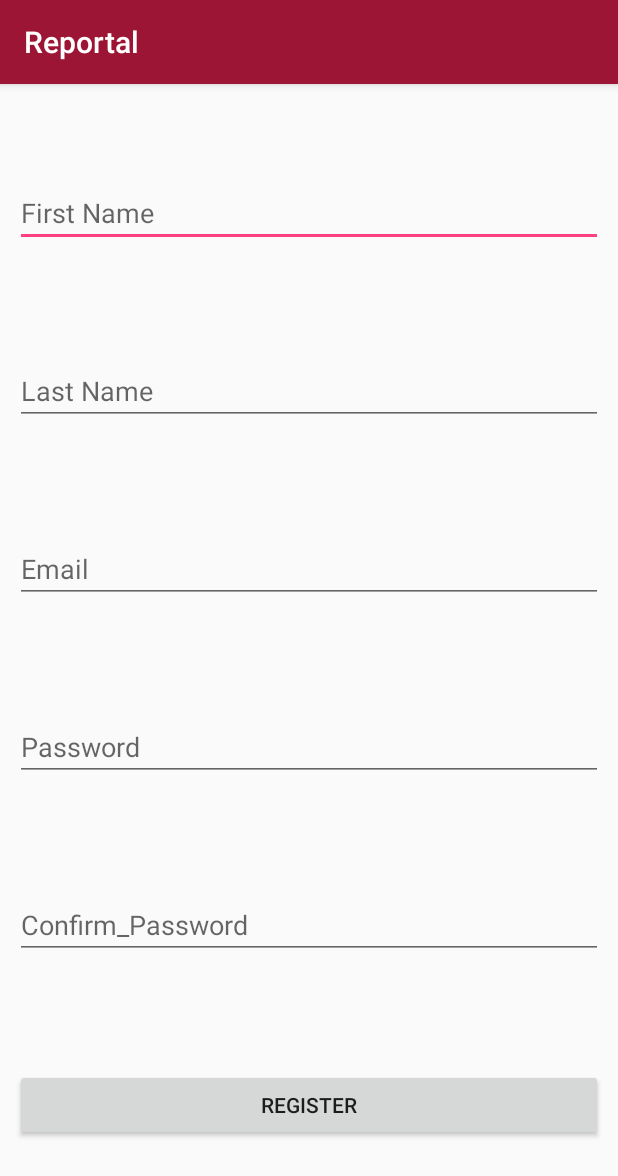
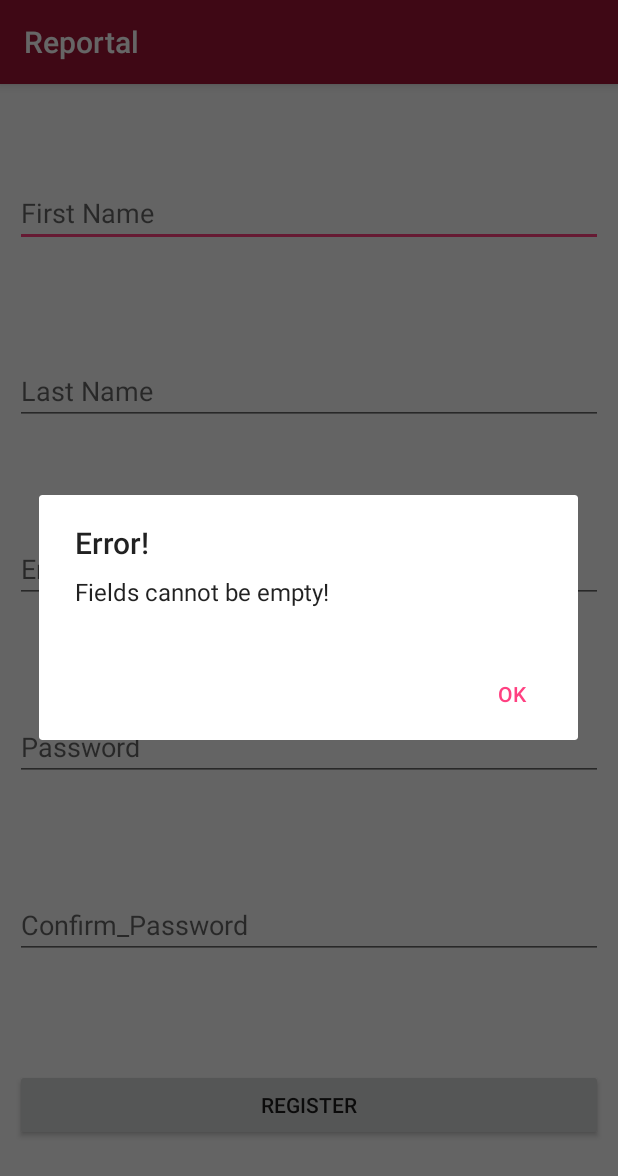
Before and after one commit to akshya672222/SSW695_Team7, an Android app: the Registration screen opened directly, with no data from a screen before it, after a tap on "REGISTER", on a phone screen of 412 x 824 dp. Shown: the top 1176 px of the screen. Run offline under Robolectric (Android 15) with nearby library versions, the phone set to English and light mode, and no system bars.

Commit message:
Registration Updated

```diff
--- a/SSW695/Reportal/app/build.gradle
+++ b/SSW695/Reportal/app/build.gradle
@@ -32,4 +32,5 @@ dependencies {
         exclude group: 'com.android.support', module: 'support-annotations'
     })
     implementation "org.jetbrains.kotlin:kotlin-stdlib-jre7:$kotlin_version"
+
 }
--- a/SSW695/Reportal/app/src/main/java/com/example/akshay/reportal/Registration.kt
+++ b/SSW695/Reportal/app/src/main/java/com/example/akshay/reportal/Registration.kt
@@ -6,7 +6,11 @@ package com.example.akshay.reportal
 import android.content.Intent
 import android.support.v7.app.AppCompatActivity
 import android.os.Bundle
+import android.support.v7.app.AlertDialog
+import android.widget.Toast
+import kotlinx.android.synthetic.main.activity_forgotpassword.*
 import kotlinx.android.synthetic.main.activity_registration.*
+
 
 class Registration : AppCompatActivity() {
 
@@ -15,20 +19,41 @@ class Registration : AppCompatActivity() {
         setContentView(R.layout.activity_registration)
 
         btnRegister.setOnClickListener {
-
-            if (first_name.toString().length == 0 || last_name.toString().length == 0 || emailid.toString().length == 0 )
-                textViewMessage.text = "Field cannot be empty!"
-            else if (password.toString().length >= 8 || password.toString().length == 0)
-                textViewMessage.text = "password.toString().word should be between 0-8 chareactar"
-            else if (confirm_password.toString().length != password.toString().length)
-                textViewMessage.text = "password.toString().word not matched"
+            val alertDialog = AlertDialog.Builder(this ).create()
+            val fname: String = first_name.text.toString()
+            val lname: String = last_name.text.toString()
+            val email: String = emailid.text.toString()
+            val password: String = password.text.toString()
+            val confPassword: String = confirm_password.text.toString()
+            if (fname.length == 0 || lname.length == 0 || email.length == 0) {
+                alertDialog.setTitle("Error!")
+                alertDialog.setMessage("Fields cannot be empty!")
+                alertDialog.setButton(AlertDialog.BUTTON_POSITIVE, "Ok", {
+                    dialogInterface, i -> Toast.makeText(applicationContext, "Please fill empty fields", Toast.LENGTH_LONG).show()
+                })
+                alertDialog.show()
+            }
+            else if (password.length >= 8 || password.length == 0){
+                alertDialog.setTitle("Error!")
+                alertDialog.setMessage("Password should be between 0-8 chareactar")
+                alertDialog.setButton(AlertDialog.BUTTON_POSITIVE, "Ok", {
+                    dialogInterface, i -> Toast.makeText(applicationContext, "Please enter your password", Toast.LENGTH_LONG).show()
+                })
+                alertDialog.show()
+            }
+            else if (confPassword.length != password.length){
+                alertDialog.setTitle("Error!")
+                alertDialog.setMessage("Password not matched")
+                alertDialog.setButton(AlertDialog.BUTTON_POSITIVE, "Ok", {
+                    dialogInterface, i -> Toast.makeText(applicationContext, "Please enter your password", Toast.LENGTH_LONG).show()
+                })
+                alertDialog.show()
+            }
             else{
-                textViewMessage.text = "$first_name $last_name Your are registered!"
+                Toast.makeText(applicationContext, "Registered successfully", Toast.LENGTH_LONG).show()
                 val intent = Intent(this, Homepage::class.java)
                 startActivity(intent)
             }
-
-
         }
     }
 }
--- a/SSW695/Reportal/app/src/main/res/layout/activity_homepage.xml
+++ b/SSW695/Reportal/app/src/main/res/layout/activity_homepage.xml
@@ -60,4 +60,5 @@
                 android:textAppearance="@style/TextAppearance.AppCompat.Headline" />
         </LinearLayout>
     </LinearLayout>
+
 </android.support.constraint.ConstraintLayout>
--- a/SSW695/Reportal/app/src/main/res/layout/activity_registration.xml
+++ b/SSW695/Reportal/app/src/main/res/layout/activity_registration.xml
@@ -67,8 +67,9 @@
             android:layout_marginTop="10dp"
             android:contentDescription="Email"
             android:ems="10"
-            android:hint="Email"
+            android:hint="Email Address"
             android:inputType="textEmailAddress"
+            android:visibility="visible"
             app:layout_constraintBottom_toTopOf="@+id/password"
             app:layout_constraintEnd_toEndOf="parent"
             app:layout_constraintStart_toStartOf="parent"
```
